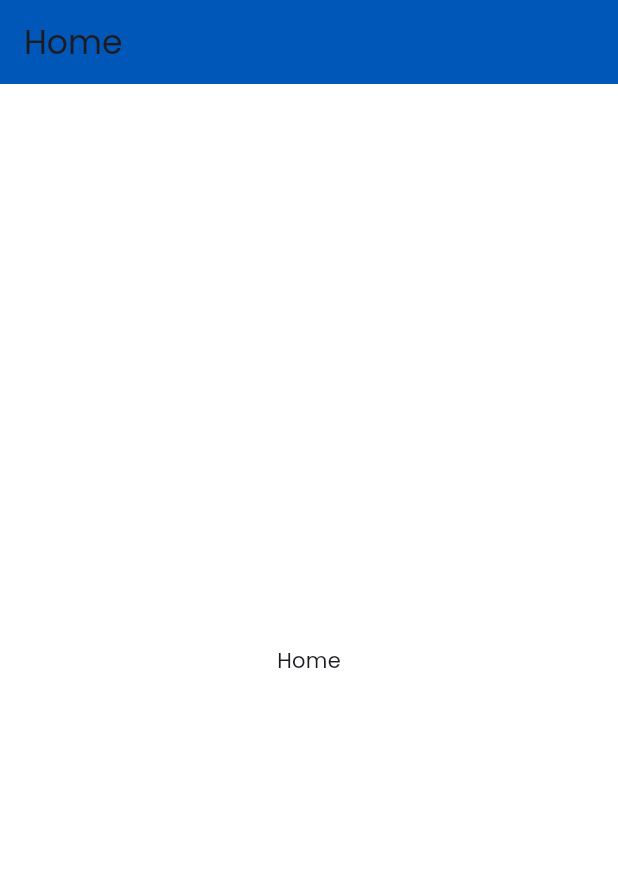
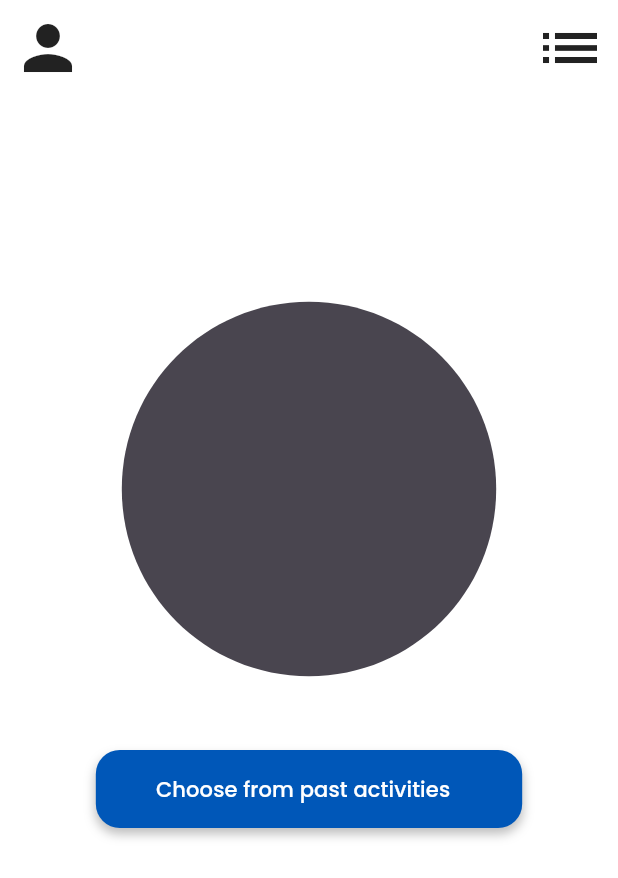
Before and after one commit to ssary/hackaTUM, a Flutter app: the screen it shows after launch, on a phone screen of 412 x 824 dp. Shown: the top 878 px of the screen. Run offline on Flutter 3.47's test engine with Material 3 defaults, Android fonts, the light colour scheme and no system bars; our stand-ins replace go_router, google_fonts; missing offline and left inert: flutter_form_kit.

Commit message:
add home page layout

```diff
--- a/frontend/lib/routing/app_routing.dart
+++ b/frontend/lib/routing/app_routing.dart
@@ -1,9 +1,11 @@
+import 'package:frontend/screens/create_activity/create_activity_screen.dart';
 import 'package:frontend/screens/home_screen/home_screen.dart';
 import 'package:go_router/go_router.dart';
 
 class AppRouting {
   // static names
   static const home = '/';
+  static const createActivity = '/create-activity';
   // static const variable = "/location"
 
   static final router = GoRouter(
@@ -13,11 +15,16 @@ class AppRouting {
           name: home,
           path: home,
           builder: (context, state) => const HomeScreen(),
-          routes: const [
+          routes: [
             /*GoRoute(
               name: variable,
               path: variable
               builder: (context, state) => VariableScreen(state.params['location']))*/
+
+            GoRoute(
+                name: createActivity,
+                path: createActivity,
+                builder: (context, state) => const CreateActivityScreen())
           ])
     ],
   );
--- a/frontend/lib/screens/home_screen/home_screen.dart
+++ b/frontend/lib/screens/home_screen/home_screen.dart
@@ -1,4 +1,9 @@
 import 'package:flutter/material.dart';
+import 'package:frontend/common_widgets/solid_button.dart';
+import 'package:frontend/constants/app_spacing.dart';
+import 'package:frontend/routing/app_routing.dart';
+import 'package:frontend/theme/colors.dart';
+import 'package:go_router/go_router.dart';
 
 class HomeScreen extends StatefulWidget {
   const HomeScreen({super.key});
@@ -11,18 +16,43 @@ class _HomeScreenState extends State<HomeScreen> {
   @override
   Widget build(BuildContext context) {
     return Scaffold(
-      appBar: AppBar(
-        title: const Text('Home'),
-      ),
-      body: const Center(
-        child: Column(
-          mainAxisAlignment: MainAxisAlignment.center,
-          children: <Widget>[
-            Text(
-              'Home',
-            ),
-          ],
-        ),
+      body: Stack(
+        children: [
+          Column(
+            children: [
+              const Row(
+                mainAxisAlignment: MainAxisAlignment.spaceBetween,
+                children: [
+                  Padding(
+                    padding: EdgeInsets.all(Spacing.p8),
+                    child: Icon(
+                      Icons.person,
+                      size: 48,
+                    ),
+                  ),
+                  Padding(
+                    padding: EdgeInsets.all(Spacing.p8),
+                    child: Icon(
+                      Icons.list,
+                      size: 48,
+                    ),
+                  ),
+                ],
+              ),
+              gapH104,
+              IconButton(
+                  onPressed: () {
+                    context.goNamed(AppRouting.createActivity);
+                  },
+                  icon: Icon(Icons.circle_rounded, size: 300)),
+              gapH16,
+              SolidButton(
+                  text: "Choose from past activities",
+                  backgroundColor: AppColors.primaryColor,
+                  onPressed: () {})
+            ],
+          ),
+        ],
       ),
     );
   }
--- a/frontend/pubspec.yaml
+++ b/frontend/pubspec.yaml
@@ -40,6 +40,7 @@ dependencies:
   flutter_localizations:
     sdk: flutter
   google_fonts: ^6.2.1
+  flutter_form_kit: ^0.0.3
 
 dev_dependencies:
   flutter_test:
```
Also changed, not shown: frontend/lib/screens/create_activity/create_activity_screen.dart (added, +74 -0 lines), frontend/pubspec.lock.
